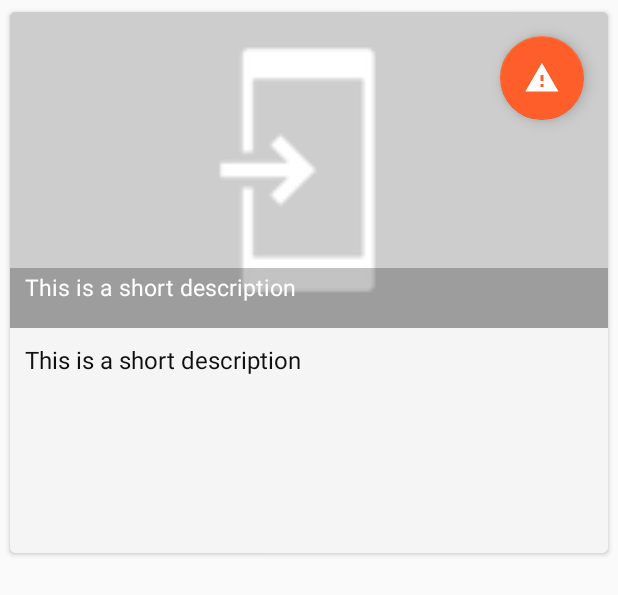
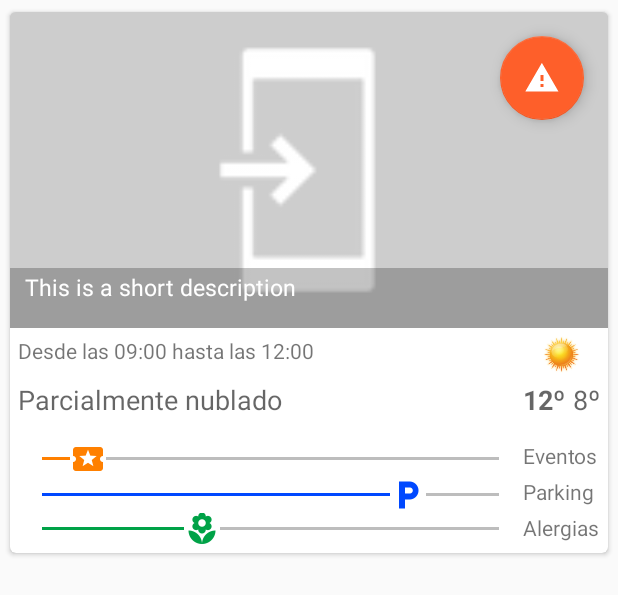
Before and after one commit to alonsod86/KarmApp, an Android app: the layout card_view.xml on its own in the app's theme, with its tools: preview values and no code run, on a phone screen of 412 x 824 dp. Shown: the top 595 px of the screen. Run offline under Robolectric (Android 15) with nearby library versions, the phone set to English and light mode, and no system bars.

Commit message:
termómetros

```diff
--- a/app/src/main/java/fs/ndt/karmapp/CardsActivity.java
+++ b/app/src/main/java/fs/ndt/karmapp/CardsActivity.java
@@ -59,14 +59,14 @@ public class CardsActivity extends AppCompatActivity
         mAdapter = new CardAdapter(loadAllEvents());
         mRecyclerView.setAdapter(mAdapter);
 
-        FloatingActionButton fab = (FloatingActionButton) findViewById(R.id.fab);
-        fab.setOnClickListener(new View.OnClickListener() {
-            @Override
-            public void onClick(View view) {
-                Snackbar.make(view, "Replace with your own action", Snackbar.LENGTH_LONG)
-                        .setAction("Action", null).show();
-            }
-        });
+//        FloatingActionButton fab = (FloatingActionButton) findViewById(R.id.fab);
+//        fab.setOnClickListener(new View.OnClickListener() {
+//            @Override
+//            public void onClick(View view) {
+//                Snackbar.make(view, "Replace with your own action", Snackbar.LENGTH_LONG)
+//                        .setAction("Action", null).show();
+//            }
+//        });
 
         DrawerLayout drawer = (DrawerLayout) findViewById(R.id.drawer_layout);
         ActionBarDrawerToggle toggle = new ActionBarDrawerToggle(
--- a/app/src/main/res/layout/app_bar_cards.xml
+++ b/app/src/main/res/layout/app_bar_cards.xml
@@ -23,12 +23,12 @@
 
     <include layout="@layout/content_cards" />
 
-    <android.support.design.widget.FloatingActionButton
-        android:id="@+id/fab"
-        android:layout_width="wrap_content"
-        android:layout_height="wrap_content"
-        android:layout_gravity="bottom|end"
-        android:layout_margin="@dimen/fab_margin"
-        android:src="@android:drawable/ic_dialog_email" />
+    <!--<android.support.design.widget.FloatingActionButton-->
+        <!--android:id="@+id/fab"-->
+        <!--android:layout_width="wrap_content"-->
+        <!--android:layout_height="wrap_content"-->
+        <!--android:layout_gravity="bottom|end"-->
+        <!--android:layout_margin="@dimen/fab_margin"-->
+        <!--android:src="@android:drawable/ic_dialog_email" />-->
 
 </android.support.design.widget.CoordinatorLayout>
--- a/app/src/main/res/layout/card_view.xml
+++ b/app/src/main/res/layout/card_view.xml
@@ -57,18 +57,148 @@
                 android:paddingTop="2dp"
                 android:textSize="15sp" />
 
+        <RelativeLayout
+            android:id="@+id/textView"
+            android:layout_width="match_parent"
+            android:layout_height="150dp"
+            android:orientation="vertical"
+            android:layout_alignParentBottom="true"
+            android:layout_alignParentStart="true"
+            android:padding="5dp">
+
             <TextView
-                style="@style/TextAppearance.AppCompat.Subhead"
-                android:id="@+id/textView"
-                android:layout_width="match_parent"
-                android:layout_height="150dp"
-                android:text="This is a short description"
-                android:textColor="#101010"
-                android:background="#f5f5f5"
-                android:layout_alignParentBottom="true"
+                android:layout_width="wrap_content"
+                android:layout_height="wrap_content"
+                android:textAppearance="?android:attr/textAppearanceSmall"
+                android:text="Desde las 09:00 hasta las 12:00"
+                android:id="@+id/txtTime"
+                android:layout_alignParentTop="true"
                 android:layout_alignParentStart="true"
-                android:padding="10dp"
-                android:inputType="textMultiLine" />
+                android:layout_marginBottom="5dp" />
+
+            <TextView
+                android:layout_width="wrap_content"
+                android:layout_height="wrap_content"
+                android:textAppearance="?android:attr/textAppearanceMedium"
+                android:text="Parcialmente nublado"
+                android:id="@+id/txtWeather"
+                android:layout_below="@+id/txtTime"
+                android:layout_alignParentStart="true"
+                android:layout_marginTop="5dp" />
+
+            <TextView
+                android:layout_width="wrap_content"
+                android:layout_height="wrap_content"
+                android:textAppearance="?android:attr/textAppearanceMedium"
+                android:text="8º"
+                android:id="@+id/txtMin"
+                android:layout_alignTop="@+id/txtWeather"
+                android:layout_alignParentEnd="true" />
+
+            <TextView
+                android:layout_width="wrap_content"
+                android:layout_height="wrap_content"
+                android:textAppearance="?android:attr/textAppearanceMedium"
+                android:text="12º"
+                android:id="@+id/txtMax"
+                android:layout_alignTop="@+id/txtMin"
+                android:layout_toStartOf="@+id/txtMin"
+                android:layout_marginRight="5dp"
+                android:textStyle="bold" />
+
+            <ImageView
+                android:layout_width="wrap_content"
+                android:layout_height="wrap_content"
+                android:id="@+id/imgWeather"
+                android:layout_alignParentTop="true"
+                android:layout_alignParentEnd="true"
+                android:src="@drawable/weather"
+                android:layout_toEndOf="@+id/txtMax"
+                android:layout_above="@+id/txtWeather"
+                android:layout_alignStart="@+id/txtMax" />
+
+            <SeekBar
+                android:layout_width="wrap_content"
+                android:layout_height="wrap_content"
+                android:id="@+id/barEvents"
+                android:progress="10"
+                android:progressTint="#ff8000"
+                android:progressBackgroundTint="#000000"
+                android:thumbTint="#ff8000"
+                android:thumb="@drawable/ic_local_play_black_24dp"
+                android:layout_below="@+id/txtWeather"
+                android:layout_alignStart="@+id/txtWeather"
+                android:layout_marginTop="15dp"
+                android:layout_toStartOf="@+id/txtMax" />
+
+            <SeekBar
+                android:layout_width="wrap_content"
+                android:layout_height="wrap_content"
+                android:id="@+id/barParking"
+                android:progress="80"
+                android:progressTint="#0048ff"
+                android:progressBackgroundTint="#000000"
+                android:thumbTint="#0048ff"
+                android:thumb="@drawable/ic_local_parking_black_24dp"
+                android:layout_below="@+id/barEvents"
+                android:layout_alignParentStart="true"
+                android:layout_alignEnd="@+id/barEvents" />
+
+            <SeekBar
+                android:layout_width="wrap_content"
+                android:layout_height="wrap_content"
+                android:id="@+id/barAlergies"
+                android:progress="35"
+                android:progressTint="#00a247"
+                android:progressBackgroundTint="#000000"
+                android:thumbTint="#00a247"
+                android:thumb="@drawable/ic_local_florist_black_24dp"
+                android:layout_below="@+id/barParking"
+                android:layout_alignParentStart="true"
+                android:layout_alignEnd="@+id/barParking" />
+
+            <TextView
+                android:layout_width="wrap_content"
+                android:layout_height="wrap_content"
+                android:textAppearance="?android:attr/textAppearanceSmall"
+                android:text="Eventos"
+                android:id="@+id/textView2"
+                android:layout_alignTop="@+id/barEvents"
+                android:layout_alignParentEnd="true"
+                android:layout_alignStart="@+id/txtMax" />
+
+            <TextView
+                android:layout_width="wrap_content"
+                android:layout_height="wrap_content"
+                android:textAppearance="?android:attr/textAppearanceSmall"
+                android:text="Parking"
+                android:id="@+id/textView3"
+                android:layout_alignEnd="@+id/textView2"
+                android:layout_alignTop="@+id/barParking"
+                android:layout_alignStart="@+id/textView2" />
+
+            <TextView
+                android:layout_width="wrap_content"
+                android:layout_height="wrap_content"
+                android:textAppearance="?android:attr/textAppearanceSmall"
+                android:text="Alergias"
+                android:id="@+id/textView4"
+                android:layout_below="@+id/barParking"
+                android:layout_toEndOf="@+id/barAlergies" />
+
+        </RelativeLayout>
+            <!--<TextView-->
+                <!--style="@style/TextAppearance.AppCompat.Subhead"-->
+                <!--android:id="@+id/textView"-->
+                <!--android:layout_width="match_parent"-->
+                <!--android:layout_height="150dp"-->
+                <!--android:text="This is a short description"-->
+                <!--android:textColor="#101010"-->
+                <!--android:background="#f5f5f5"-->
+                <!--android:layout_alignParentBottom="true"-->
+                <!--android:layout_alignParentStart="true"-->
+                <!--android:padding="10dp"-->
+                <!--android:inputType="textMultiLine" />-->
         </RelativeLayout>
 
     </android.support.v7.widget.CardView>
```
Also changed, not shown: app/src/main/res/drawable-hdpi/ic_local_florist_black_24dp.png (added), app/src/main/res/drawable-hdpi/ic_local_parking_black_24dp.png (added), app/src/main/res/drawable-hdpi/ic_local_play_black_24dp.png (added), app/src/main/res/drawable-mdpi/ic_local_florist_black_24dp.png (added), app/src/main/res/drawable-mdpi/ic_local_parking_black_24dp.png (added), app/src/main/res/drawable-mdpi/ic_local_play_black_24dp.png (added), app/src/main/res/drawable-xhdpi/ic_local_florist_black_24dp.png (added), app/src/main/res/drawable-xhdpi/ic_local_parking_black_24dp.png (added), app/src/main/res/drawable-xhdpi/ic_local_play_black_24dp.png (added), app/src/main/res/drawable-xxhdpi/ic_local_florist_black_24dp.png (added), app/src/main/res/drawable-xxhdpi/ic_local_parking_black_24dp.png (added), app/src/main/res/drawable-xxhdpi/ic_local_play_black_24dp.png (added), app/src/main/res/drawable-xxxhdpi/ic_local_florist_black_24dp.png (added), app/src/main/res/drawable-xxxhdpi/ic_local_parking_black_24dp.png (added), 2 more files.
